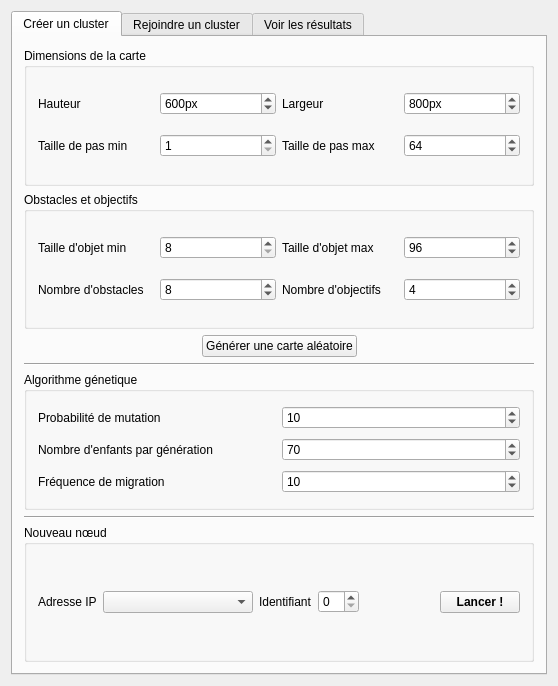
The window that duck-interface/mainwindow.ui (WardenQQ/sd-project) describes before a commit, drawn with Qt 5.
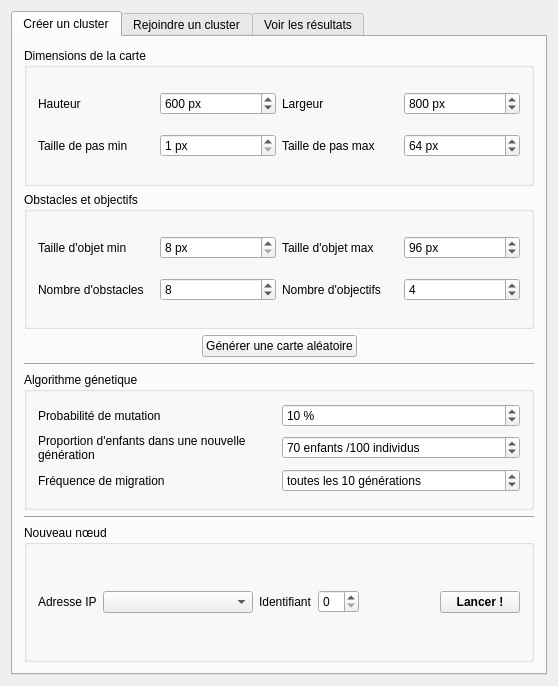
The same window after the commit. The open tabs and pages were chosen to show the change.

Commit message: Issue n° #je_sais_plus : Ajout des suffixes dans les spinbox + penalite de distance pour la diagonale

Diff of the .ui file:
```diff
--- a/duck-interface/mainwindow.ui
+++ b/duck-interface/mainwindow.ui
@@ -40,7 +40,7 @@
            <item row="0" column="6">
             <widget class="QSpinBox" name="sb_width">
              <property name="suffix">
-              <string>px</string>
+              <string> px</string>
              </property>
              <property name="minimum">
               <number>100</number>
@@ -58,6 +58,9 @@
            </item>
            <item row="1" column="6">
             <widget class="QSpinBox" name="sb_stepMax">
+             <property name="suffix">
+              <string> px</string>
+             </property>
              <property name="minimum">
               <number>1</number>
              </property>
@@ -72,7 +75,7 @@
            <item row="0" column="2">
             <widget class="QSpinBox" name="sb_height">
              <property name="suffix">
-              <string>px</string>
+              <string> px</string>
              </property>
              <property name="minimum">
               <number>100</number>
@@ -90,6 +93,9 @@
            </item>
            <item row="1" column="2">
             <widget class="QSpinBox" name="sb_stepMin">
+             <property name="suffix">
+              <string> px</string>
+             </property>
              <property name="minimum">
               <number>1</number>
              </property>
@@ -144,6 +150,9 @@
            </item>
            <item row="0" column="4">
             <widget class="QSpinBox" name="sb_radius_max">
+             <property name="suffix">
+              <string> px</string>
+             </property>
              <property name="minimum">
               <number>8</number>
              </property>
@@ -188,6 +197,9 @@
            </item>
            <item row="0" column="1">
             <widget class="QSpinBox" name="sb_radius_min">
+             <property name="suffix">
+              <string> px</string>
+             </property>
              <property name="minimum">
               <number>8</number>
              </property>
@@ -282,12 +294,18 @@
            <item row="1" column="0">
             <widget class="QLabel" name="label_10">
              <property name="text">
-              <string>Nombre d'enfants par génération</string>
+              <string>Proportion d'enfants dans une nouvelle génération</string>
+             </property>
+             <property name="wordWrap">
+              <bool>true</bool>
              </property>
             </widget>
            </item>
            <item row="1" column="1">
             <widget class="QSpinBox" name="sb_children">
+             <property name="suffix">
+              <string> enfants /100 individus</string>
+             </property>
              <property name="minimum">
               <number>1</number>
              </property>
@@ -301,6 +319,12 @@
            </item>
            <item row="2" column="1">
             <widget class="QSpinBox" name="sb_migration">
+             <property name="suffix">
+              <string> générations</string>
+             </property>
+             <property name="prefix">
+              <string>toutes les </string>
+             </property>
              <property name="minimum">
               <number>1</number>
              </property>
@@ -314,6 +338,9 @@
            </item>
            <item row="0" column="1">
             <widget class="QSpinBox" name="sb_mutation">
+             <property name="suffix">
+              <string> %</string>
+             </property>
              <property name="minimum">
               <number>1</number>
              </property>
```
Left out of the diff: 2 changed lines with no effect on the pictures. The commit also changes 6 other files.
